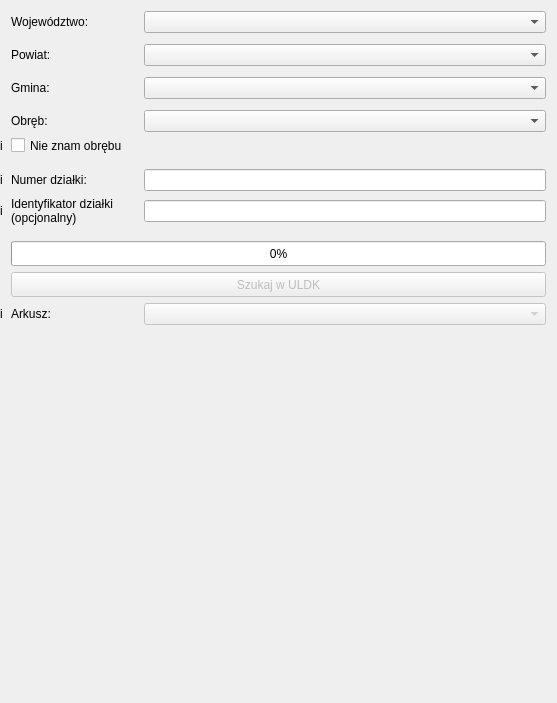
Old version of the form gissupport_plugin/modules/uldk/modules/teryt_search/main_base.ui in the repository gis-support/gis-support-plugin.
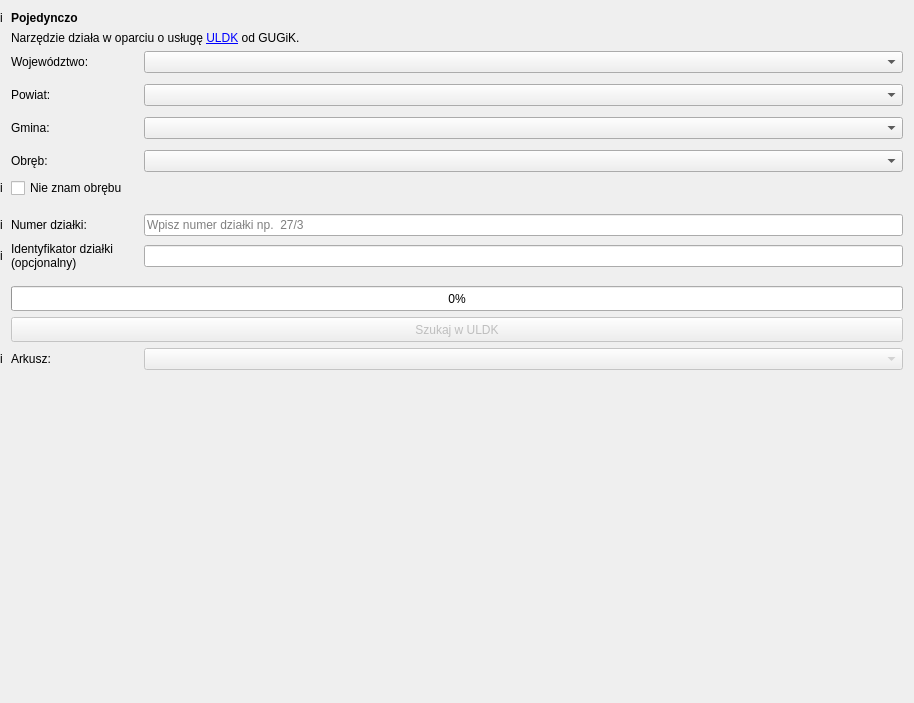
New version of the form.

```diff
--- a/gissupport_plugin/modules/uldk/modules/teryt_search/main_base.ui
+++ b/gissupport_plugin/modules/uldk/modules/teryt_search/main_base.ui
@@ -6,7 +6,7 @@
    <rect>
     <x>0</x>
     <y>0</y>
-    <width>557</width>
+    <width>914</width>
     <height>703</height>
    </rect>
   </property>
@@ -40,241 +40,17 @@
      <property name="horizontalSpacing">
       <number>8</number>
      </property>
+     <item row="7" column="3">
+      <widget class="QComboBox" name="combobox_municipality">
+       <property name="minimumSize">
+        <size>
+         <width>65</width>
+         <height>0</height>
+        </size>
+       </property>
+      </widget>
+     </item>
      <item row="16" column="1" colspan="3">
-      <widget class="QPushButton" name="button_search_uldk">
-       <property name="enabled">
-        <bool>false</bool>
-       </property>
-       <property name="sizePolicy">
-        <sizepolicy hsizetype="Minimum" vsizetype="Maximum">
-         <horstretch>0</horstretch>
-         <verstretch>0</verstretch>
-        </sizepolicy>
-       </property>
-       <property name="minimumSize">
-        <size>
-         <width>0</width>
-         <height>25</height>
-        </size>
-       </property>
-       <property name="maximumSize">
-        <size>
-         <width>16777215</width>
-         <height>25</height>
-        </size>
-       </property>
-       <property name="text">
-        <string>Szukaj w ULDK</string>
-       </property>
-      </widget>
-     </item>
-     <item row="12" column="3">
-      <widget class="QLineEdit" name="lineedit_plot_id">
-       <property name="enabled">
-        <bool>true</bool>
-       </property>
-       <property name="minimumSize">
-        <size>
-         <width>150</width>
-         <height>0</height>
-        </size>
-       </property>
-       <property name="readOnly">
-        <bool>false</bool>
-       </property>
-       <property name="clearButtonEnabled">
-        <bool>false</bool>
-       </property>
-      </widget>
-     </item>
-     <item row="0" column="1">
-      <widget class="QLabel" name="label_province">
-       <property name="maximumSize">
-        <size>
-         <width>100</width>
-         <height>15</height>
-        </size>
-       </property>
-       <property name="text">
-        <string>Województwo:</string>
-       </property>
-      </widget>
-     </item>
-     <item row="8" column="3">
-      <widget class="QComboBox" name="combobox_precinct"/>
-     </item>
-     <item row="1" column="1">
-      <spacer name="verticalSpacer">
-       <property name="orientation">
-        <enum>Qt::Vertical</enum>
-       </property>
-       <property name="sizeType">
-        <enum>QSizePolicy::Minimum</enum>
-       </property>
-       <property name="sizeHint" stdset="0">
-        <size>
-         <width>20</width>
-         <height>5</height>
-        </size>
-       </property>
-      </spacer>
-     </item>
-     <item row="10" column="0">
-      <widget class="QLabel" name="label_info_precinct_unknown">
-       <property name="maximumSize">
-        <size>
-         <width>15</width>
-         <height>15</height>
-        </size>
-       </property>
-       <property name="toolTip">
-        <string/>
-       </property>
-       <property name="text">
-        <string>i</string>
-       </property>
-       <property name="scaledContents">
-        <bool>true</bool>
-       </property>
-      </widget>
-     </item>
-     <item row="13" column="0">
-      <widget class="QLabel" name="label_info_full_id">
-       <property name="maximumSize">
-        <size>
-         <width>15</width>
-         <height>15</height>
-        </size>
-       </property>
-       <property name="toolTip">
-        <string/>
-       </property>
-       <property name="text">
-        <string>i</string>
-       </property>
-       <property name="scaledContents">
-        <bool>true</bool>
-       </property>
-      </widget>
-     </item>
-     <item row="12" column="0">
-      <widget class="QLabel" name="label_info_parcel_id">
-       <property name="maximumSize">
-        <size>
-         <width>15</width>
-         <height>15</height>
-        </size>
-       </property>
-       <property name="text">
-        <string>i</string>
-       </property>
-       <property name="scaledContents">
-        <bool>true</bool>
-       </property>
-      </widget>
-     </item>
-     <item row="4" column="1">
-      <widget class="QLabel" name="label_county">
-       <property name="maximumSize">
-        <size>
-         <width>16777215</width>
-         <height>15</height>
-        </size>
-       </property>
-       <property name="text">
-        <string>Powiat:</string>
-       </property>
-      </widget>
-     </item>
-     <item row="6" column="3">
-      <widget class="QComboBox" name="combobox_municipality"/>
-     </item>
-     <item row="0" column="3">
-      <widget class="QComboBox" name="combobox_province"/>
-     </item>
-     <item row="7" column="1">
-      <spacer name="verticalSpacer_3">
-       <property name="orientation">
-        <enum>Qt::Vertical</enum>
-       </property>
-       <property name="sizeType">
-        <enum>QSizePolicy::Minimum</enum>
-       </property>
-       <property name="sizeHint" stdset="0">
-        <size>
-         <width>20</width>
-         <height>5</height>
-        </size>
-       </property>
-      </spacer>
-     </item>
-     <item row="11" column="1">
-      <spacer name="verticalSpacer_4">
-       <property name="orientation">
-        <enum>Qt::Vertical</enum>
-       </property>
-       <property name="sizeType">
-        <enum>QSizePolicy::Minimum</enum>
-       </property>
-       <property name="sizeHint" stdset="0">
-        <size>
-         <width>20</width>
-         <height>10</height>
-        </size>
-       </property>
-      </spacer>
-     </item>
-     <item row="6" column="1">
-      <widget class="QLabel" name="label_municipality">
-       <property name="maximumSize">
-        <size>
-         <width>16777215</width>
-         <height>15</height>
-        </size>
-       </property>
-       <property name="text">
-        <string>Gmina:</string>
-       </property>
-      </widget>
-     </item>
-     <item row="13" column="1">
-      <widget class="QLabel" name="label_full_id">
-       <property name="text">
-        <string>Identyfikator działki
-(opcjonalny)</string>
-       </property>
-      </widget>
-     </item>
-     <item row="4" column="3">
-      <widget class="QComboBox" name="combobox_county"/>
-     </item>
-     <item row="17" column="3">
-      <widget class="QComboBox" name="combobox_sheet">
-       <property name="enabled">
-        <bool>false</bool>
-       </property>
-      </widget>
-     </item>
-     <item row="13" column="3">
-      <widget class="QLineEdit" name="lineedit_full_teryt">
-       <property name="enabled">
-        <bool>true</bool>
-       </property>
-       <property name="minimumSize">
-        <size>
-         <width>150</width>
-         <height>0</height>
-        </size>
-       </property>
-       <property name="readOnly">
-        <bool>false</bool>
-       </property>
-       <property name="clearButtonEnabled">
-        <bool>false</bool>
-       </property>
-      </widget>
-     </item>
-     <item row="15" column="1" colspan="3">
       <widget class="QProgressBar" name="progress_bar_precinct_unknown">
        <property name="sizePolicy">
         <sizepolicy hsizetype="Expanding" vsizetype="Maximum">
@@ -284,7 +60,7 @@
        </property>
        <property name="minimumSize">
         <size>
-         <width>0</width>
+         <width>65</width>
          <height>25</height>
         </size>
        </property>
@@ -302,60 +78,12 @@
        </property>
       </widget>
      </item>
-     <item row="17" column="0">
-      <widget class="QLabel" name="label_info_sheet">
-       <property name="maximumSize">
-        <size>
-         <width>15</width>
-         <height>15</height>
-        </size>
-       </property>
-       <property name="toolTip">
-        <string/>
-       </property>
-       <property name="layoutDirection">
-        <enum>Qt::LeftToRight</enum>
-       </property>
-       <property name="text">
-        <string>i</string>
-       </property>
-       <property name="scaledContents">
-        <bool>true</bool>
-       </property>
-      </widget>
-     </item>
-     <item row="8" column="1">
-      <widget class="QLabel" name="label_precinct">
-       <property name="maximumSize">
-        <size>
-         <width>50</width>
-         <height>15</height>
-        </size>
-       </property>
-       <property name="text">
-        <string>Obręb:</string>
-       </property>
-      </widget>
-     </item>
-     <item row="17" column="1">
-      <widget class="QLabel" name="label_sheet">
-       <property name="maximumSize">
-        <size>
-         <width>50</width>
-         <height>15</height>
-        </size>
-       </property>
-       <property name="text">
-        <string>Arkusz:</string>
-       </property>
-      </widget>
-     </item>
-     <item row="10" column="1">
+     <item row="11" column="1">
       <widget class="QCheckBox" name="checkbox_precinct_unknown">
        <property name="maximumSize">
         <size>
          <width>16777215</width>
-         <height>15</height>
+         <height>16777215</height>
         </size>
        </property>
        <property name="focusPolicy">
@@ -369,28 +97,279 @@
        </property>
       </widget>
      </item>
+     <item row="7" column="1">
+      <widget class="QLabel" name="label_municipality">
+       <property name="maximumSize">
+        <size>
+         <width>16777215</width>
+         <height>16777215</height>
+        </size>
+       </property>
+       <property name="text">
+        <string>Gmina:</string>
+       </property>
+      </widget>
+     </item>
+     <item row="13" column="3">
+      <widget class="QLineEdit" name="lineedit_plot_id">
+       <property name="enabled">
+        <bool>true</bool>
+       </property>
+       <property name="minimumSize">
+        <size>
+         <width>65</width>
+         <height>0</height>
+        </size>
+       </property>
+       <property name="readOnly">
+        <bool>false</bool>
+       </property>
+       <property name="placeholderText">
+        <string>Wpisz numer działki np.  27/3</string>
+       </property>
+       <property name="clearButtonEnabled">
+        <bool>false</bool>
+       </property>
+      </widget>
+     </item>
+     <item row="13" column="0">
+      <widget class="QLabel" name="label_info_parcel_id">
+       <property name="maximumSize">
+        <size>
+         <width>15</width>
+         <height>15</height>
+        </size>
+       </property>
+       <property name="text">
+        <string>i</string>
+       </property>
+       <property name="scaledContents">
+        <bool>true</bool>
+       </property>
+      </widget>
+     </item>
      <item row="14" column="1">
-      <spacer name="verticalSpacer_5">
-       <property name="orientation">
-        <enum>Qt::Vertical</enum>
+      <widget class="QLabel" name="label_full_id">
+       <property name="text">
+        <string>Identyfikator działki
+(opcjonalny)</string>
        </property>
-       <property name="sizeType">
-        <enum>QSizePolicy::Minimum</enum>
-       </property>
-       <property name="sizeHint" stdset="0">
+      </widget>
+     </item>
+     <item row="5" column="1">
+      <widget class="QLabel" name="label_county">
+       <property name="maximumSize">
         <size>
-         <width>20</width>
-         <height>10</height>
+         <width>16777215</width>
+         <height>16777215</height>
         </size>
        </property>
-      </spacer>
+       <property name="text">
+        <string>Powiat:</string>
+       </property>
+      </widget>
      </item>
      <item row="12" column="1">
+      <spacer name="verticalSpacer_4">
+       <property name="orientation">
+        <enum>Qt::Vertical</enum>
+       </property>
+       <property name="sizeType">
+        <enum>QSizePolicy::Minimum</enum>
+       </property>
+       <property name="sizeHint" stdset="0">
+        <size>
+         <width>20</width>
+         <height>10</height>
+        </size>
+       </property>
+      </spacer>
+     </item>
+     <item row="8" column="1">
+      <spacer name="verticalSpacer_3">
+       <property name="orientation">
+        <enum>Qt::Vertical</enum>
+       </property>
+       <property name="sizeType">
+        <enum>QSizePolicy::Minimum</enum>
+       </property>
+       <property name="sizeHint" stdset="0">
+        <size>
+         <width>20</width>
+         <height>5</height>
+        </size>
+       </property>
+      </spacer>
+     </item>
+     <item row="6" column="1">
+      <spacer name="verticalSpacer_6">
+       <property name="orientation">
+        <enum>Qt::Vertical</enum>
+       </property>
+       <property name="sizeType">
+        <enum>QSizePolicy::Minimum</enum>
+       </property>
+       <property name="sizeHint" stdset="0">
+        <size>
+         <width>20</width>
+         <height>5</height>
+        </size>
+       </property>
+      </spacer>
+     </item>
+     <item row="17" column="1" colspan="3">
+      <widget class="QPushButton" name="button_search_uldk">
+       <property name="enabled">
+        <bool>false</bool>
+       </property>
+       <property name="sizePolicy">
+        <sizepolicy hsizetype="Minimum" vsizetype="Maximum">
+         <horstretch>0</horstretch>
+         <verstretch>0</verstretch>
+        </sizepolicy>
+       </property>
+       <property name="minimumSize">
+        <size>
+         <width>65</width>
+         <height>25</height>
+        </size>
+       </property>
+       <property name="maximumSize">
+        <size>
+         <width>16777215</width>
+         <height>25</height>
+        </size>
+       </property>
+       <property name="text">
+        <string>Szukaj w ULDK</string>
+       </property>
+      </widget>
+     </item>
+     <item row="11" column="0">
+      <widget class="QLabel" name="label_info_precinct_unknown">
+       <property name="maximumSize">
+        <size>
+         <width>15</width>
+         <height>15</height>
+        </size>
+       </property>
+       <property name="toolTip">
+        <string/>
+       </property>
+       <property name="text">
+        <string>i</string>
+       </property>
+       <property name="scaledContents">
+        <bool>true</bool>
+       </property>
+      </widget>
+     </item>
+     <item row="15" column="1">
+      <spacer name="verticalSpacer_5">
+       <property name="orientation">
+        <enum>Qt::Vertical</enum>
+       </property>
+       <property name="sizeType">
+        <enum>QSizePolicy::Minimum</enum>
+       </property>
+       <property name="sizeHint" stdset="0">
+        <size>
+         <width>20</width>
+         <height>10</height>
+        </size>
+       </property>
+      </spacer>
+     </item>
+     <item row="9" column="3">
+      <widget class="QComboBox" name="combobox_precinct">
+       <property name="minimumSize">
+        <size>
+         <width>65</width>
+         <height>0</height>
+        </size>
+       </property>
+      </widget>
+     </item>
+     <item row="5" column="3">
+      <widget class="QComboBox" name="combobox_county">
+       <property name="minimumSize">
+        <size>
+         <width>65</width>
+         <height>0</height>
+        </size>
+       </property>
+      </widget>
+     </item>
+     <item row="14" column="0">
+      <widget class="QLabel" name="label_info_full_id">
+       <property name="maximumSize">
+        <size>
+         <width>15</width>
+         <height>15</height>
+        </size>
+       </property>
+       <property name="toolTip">
+        <string/>
+       </property>
+       <property name="text">
+        <string>i</string>
+       </property>
+       <property name="scaledContents">
+        <bool>true</bool>
+       </property>
+      </widget>
+     </item>
+     <item row="18" column="0">
+      <widget class="QLabel" name="label_info_sheet">
+       <property name="maximumSize">
+        <size>
+         <width>15</width>
+         <height>15</height>
+        </size>
+       </property>
+       <property name="toolTip">
+        <string/>
+       </property>
+       <property name="layoutDirection">
+        <enum>Qt::LeftToRight</enum>
+       </property>
+       <property name="text">
+        <string>i</string>
+       </property>
+       <property name="scaledContents">
+        <bool>true</bool>
+       </property>
+      </widget>
+     </item>
+     <item row="18" column="3">
+      <widget class="QComboBox" name="combobox_sheet">
+       <property name="enabled">
+        <bool>false</bool>
+       </property>
+       <property name="minimumSize">
+        <size>
+         <width>65</width>
+         <height>0</height>
+        </size>
+       </property>
+      </widget>
+     </item>
+     <item row="2" column="3">
+      <widget class="QComboBox" name="combobox_province">
+       <property name="minimumSize">
+        <size>
+         <width>65</width>
+         <height>0</height>
+        </size>
+       </property>
+      </widget>
+     </item>
+     <item row="13" column="1">
       <widget class="QLabel" name="label_teryt">
        <property name="maximumSize">
         <size>
          <width>16777215</width>
-         <height>15</height>
+         <height>16777215</height>
         </size>
        </property>
        <property name="text">
@@ -398,8 +377,97 @@
        </property>
       </widget>
      </item>
-     <item row="5" column="1">
-      <spacer name="verticalSpacer_6">
+     <item row="0" column="1" colspan="3">
+      <widget class="QLabel" name="label_info">
+       <property name="maximumSize">
+        <size>
+         <width>16777215</width>
+         <height>16777215</height>
+        </size>
+       </property>
+       <property name="toolTip">
+        <string/>
+       </property>
+       <property name="text">
+        <string>&lt;html&gt;&lt;head/&gt;&lt;body&gt;&lt;p&gt;&lt;b&gt;Pojedynczo&lt;/b&gt;&lt;/p&gt;&lt;/body&gt;&lt;/html&gt;</string>
+       </property>
+       <property name="textFormat">
+        <enum>Qt::RichText</enum>
+       </property>
+       <property name="scaledContents">
+        <bool>true</bool>
+       </property>
+      </widget>
+     </item>
+     <item row="1" column="1" colspan="3">
+      <widget class="QLabel" name="infoLabel">
+       <property name="text">
+        <string>&lt;html&gt;&lt;head/&gt;&lt;body&gt;&lt;p&gt;Narzędzie działa w oparciu o usługę &lt;a href=&quot;https://uldk.gugik.gov.pl/opis.html&quot;&gt;&lt;span style=&quot; text-decoration: underline; color:#0000ff;&quot;&gt;ULDK&lt;/span&gt;&lt;/a&gt; od GUGiK.&lt;/p&gt;&lt;/body&gt;&lt;/html&gt;</string>
+       </property>
+       <property name="textFormat">
+        <enum>Qt::RichText</enum>
+       </property>
+       <property name="wordWrap">
+        <bool>true</bool>
+       </property>
+       <property name="openExternalLinks">
+        <bool>true</bool>
+       </property>
+      </widget>
+     </item>
+     <item row="0" column="0">
+      <widget class="QLabel" name="label_info_icon">
+       <property name="maximumSize">
+        <size>
+         <width>15</width>
+         <height>15</height>
+        </size>
+       </property>
+       <property name="toolTip">
+        <string/>
+       </property>
+       <property name="text">
+        <string>i</string>
+       </property>
+       <property name="scaledContents">
+        <bool>true</bool>
+       </property>
+      </widget>
+     </item>
+     <item row="2" column="1">
+      <widget class="QLabel" name="label_province">
+       <property name="maximumSize">
+        <size>
+         <width>100</width>
+         <height>16777215</height>
+        </size>
+       </property>
+       <property name="text">
+        <string>Województwo:</string>
+       </property>
+      </widget>
+     </item>
+     <item row="14" column="3">
+      <widget class="QLineEdit" name="lineedit_full_teryt">
+       <property name="enabled">
+        <bool>true</bool>
+       </property>
+       <property name="minimumSize">
+        <size>
+         <width>65</width>
+         <height>0</height>
+        </size>
+       </property>
+       <property name="readOnly">
+        <bool>false</bool>
+       </property>
+       <property name="clearButtonEnabled">
+        <bool>false</bool>
+       </property>
+      </widget>
+     </item>
+     <item row="3" column="1">
+      <spacer name="verticalSpacer">
        <property name="orientation">
         <enum>Qt::Vertical</enum>
        </property>
@@ -414,6 +482,32 @@
        </property>
       </spacer>
      </item>
+     <item row="18" column="1">
+      <widget class="QLabel" name="label_sheet">
+       <property name="maximumSize">
+        <size>
+         <width>50</width>
+         <height>16777215</height>
+        </size>
+       </property>
+       <property name="text">
+        <string>Arkusz:</string>
+       </property>
+      </widget>
+     </item>
+     <item row="9" column="1">
+      <widget class="QLabel" name="label_precinct">
+       <property name="maximumSize">
+        <size>
+         <width>50</width>
+         <height>16777215</height>
+        </size>
+       </property>
+       <property name="text">
+        <string>Obręb:</string>
+       </property>
+      </widget>
+     </item>
     </layout>
    </item>
    <item>
```
